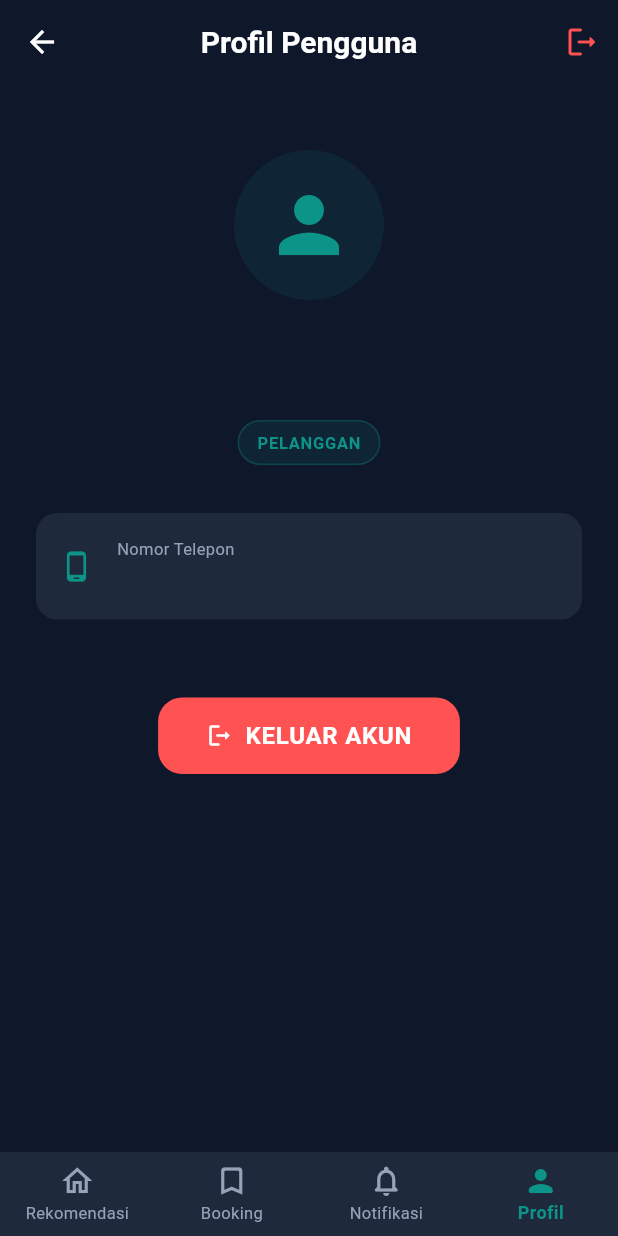
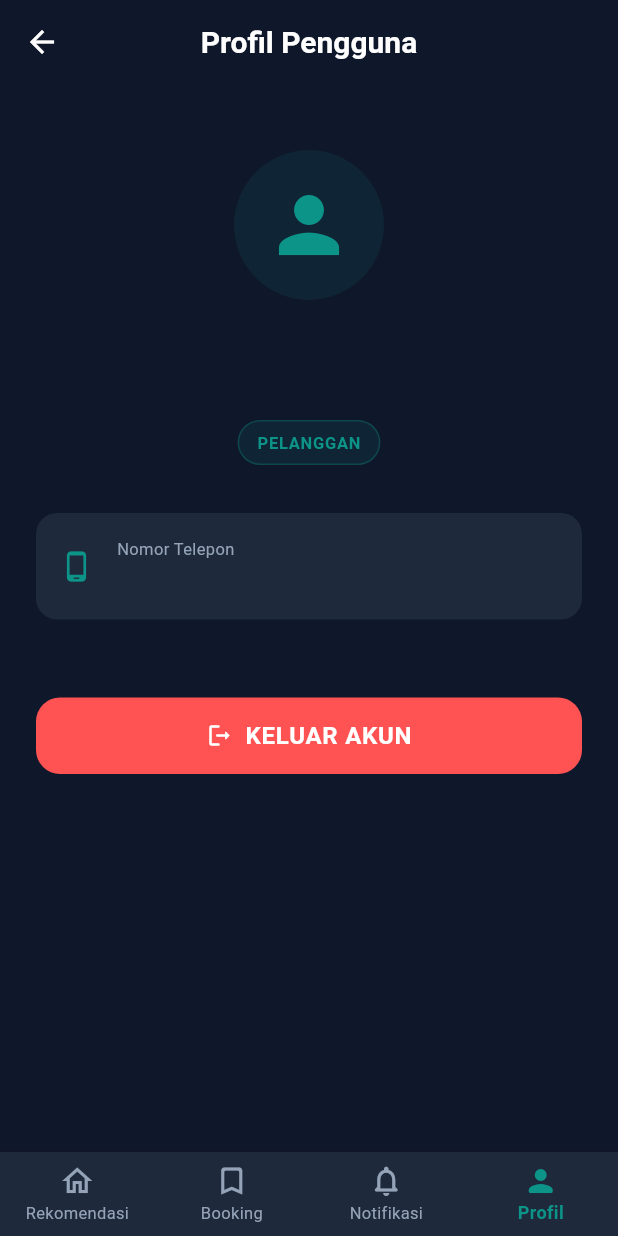
Before and after one commit to muhamadayeshaaulia/AC-MOBIL-KU, a Flutter app: the DashboardScreen screen opened by its route, item 4 of the bottom bar chosen, on a phone screen of 412 x 824 dp. Run offline on Flutter 3.47's test engine with Material 3 defaults, Android fonts, the phone set to English and light mode, and no system bars; our stand-ins replace firebase_auth, firebase_core, geocoding, geolocator, google_sign_in; accounts and stored records are empty; network calls fail.

```diff
--- a/lib/presentation/screens/dashboard_screen.dart
+++ b/lib/presentation/screens/dashboard_screen.dart
@@ -205,13 +205,6 @@ class _DashboardScreenState extends State<DashboardScreen> {
       backgroundColor: AppTheme.backgroundColor,
       appBar: AppBar(
         title: Text(_getAppBarTitle()),
-        actions: [
-          if (_currentIndex == 3)
-            IconButton(
-              icon: const Icon(Icons.logout_rounded, color: Colors.redAccent),
-              onPressed: _handleLogout,
-            ),
-        ],
       ),
       body: IndexedStack(
         index: _currentIndex,
--- a/lib/presentation/screens/dashboard_tabs/profile_tab.dart
+++ b/lib/presentation/screens/dashboard_tabs/profile_tab.dart
@@ -46,7 +46,6 @@ class ProfileTab extends StatelessWidget {
             style: const TextStyle(fontSize: 14, color: AppTheme.textSecondaryColor),
           ),
           const SizedBox(height: 8),
-
           // Role displayed directly under name/email
           Container(
             padding: const EdgeInsets.symmetric(horizontal: 12, vertical: 6),
@@ -66,11 +65,9 @@ class ProfileTab extends StatelessWidget {
             ),
           ),
           const SizedBox(height: 32),
-
           // Detail user - phone is hidden for partner role since it's redundant
           if (role != 'Pengelola Bengkel')
             _buildProfileItem(Icons.phone_android_outlined, 'Nomor Telepon', phone),
-
           // Workshop Detail Section for Pengelola
           if (role == 'Pengelola Bengkel') ...[
             const Divider(color: Color(0xFF334155), height: 40),
@@ -109,16 +106,19 @@ class ProfileTab extends StatelessWidget {
 
           const SizedBox(height: 40),
 
-          ElevatedButton.icon(
+          SizedBox(
+            width: double.infinity,
+            child: ElevatedButton.icon(
               onPressed: onLogout,
               icon: const Icon(Icons.logout_rounded),
               label: const Text('KELUAR AKUN'),
               style: ElevatedButton.styleFrom(
                 backgroundColor: Colors.redAccent,
                 foregroundColor: Colors.white,
-              padding: const EdgeInsets.symmetric(vertical: 16, horizontal: 32),
+                padding: const EdgeInsets.symmetric(vertical: 16),
                 shape: RoundedRectangleBorder(
                   borderRadius: BorderRadius.circular(16),
+                ),
               ),
             ),
           ),
```
Also changed, not shown: lib/presentation/screens/dashboard_tabs/recommendations_tab.dart (+7 -3 lines). Lines whose indentation alone changed are shown as unchanged.
